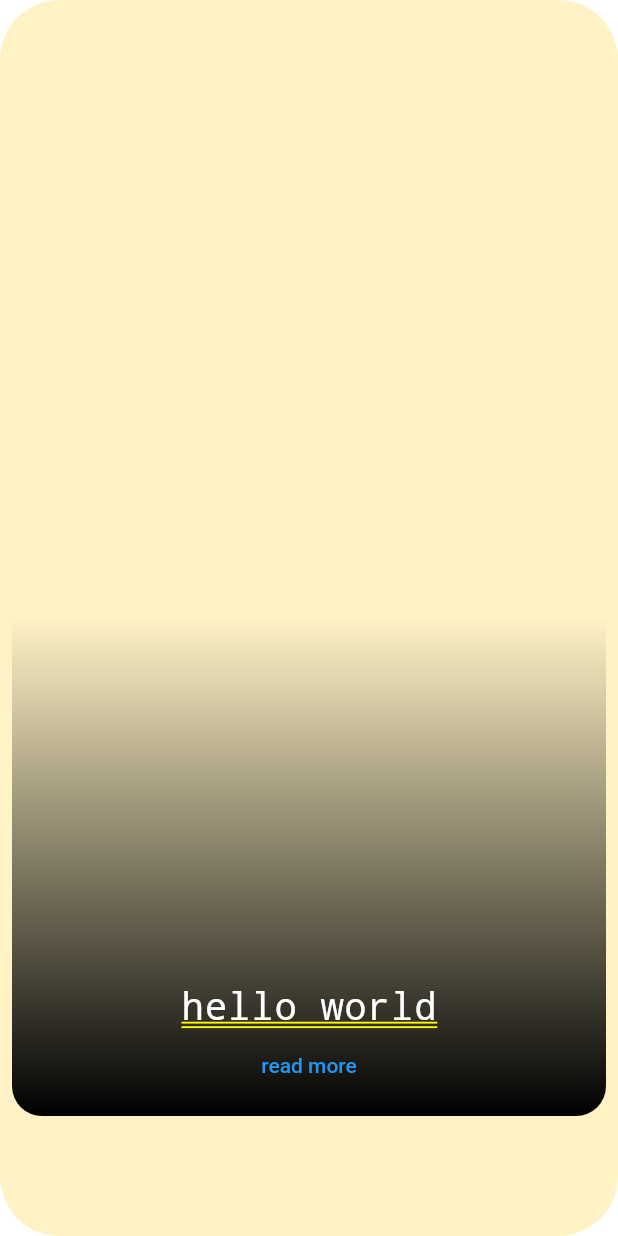
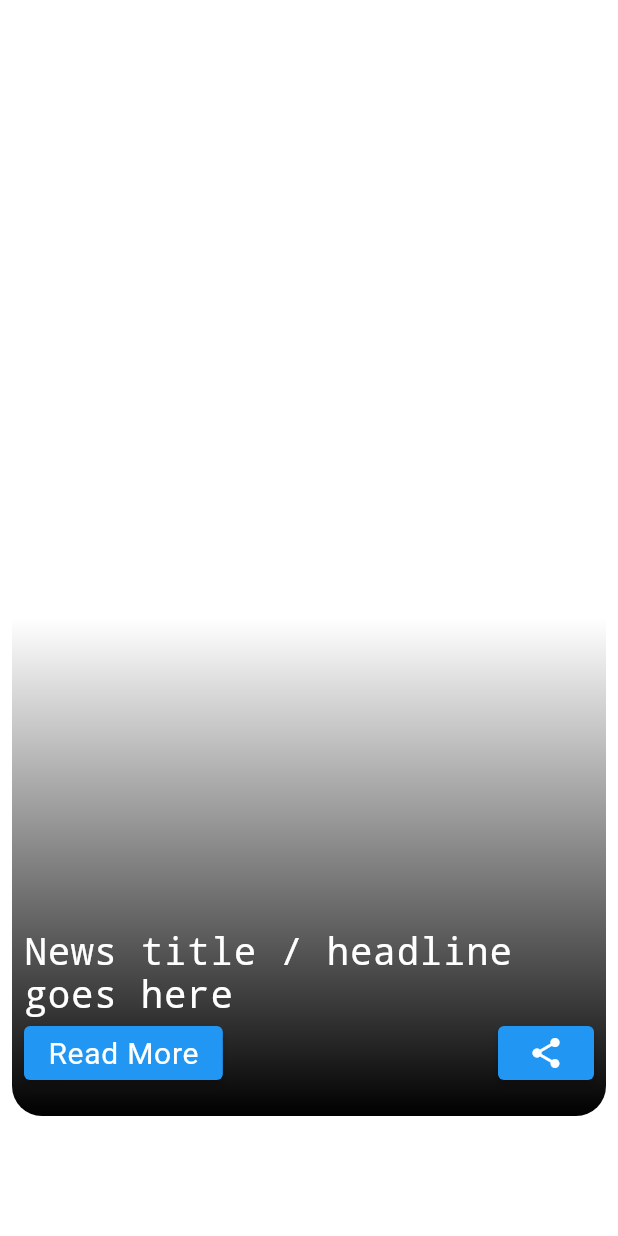
Before and after one commit to MDRifatkhan333/NNO_NewsPaper, a Flutter app: the screen it shows after launch, on a phone screen of 412 x 824 dp. Run offline on Flutter 3.47's test engine with Material 2 defaults, Android fonts, the phone set to English and light mode, and no system bars; our stand-ins replace appinio_swiper.

```diff
--- a/lib/screen/news_page.dart
+++ b/lib/screen/news_page.dart
@@ -17,9 +17,7 @@ class _NewsCardState extends State<NewsCard> {
       // color: Colors.white,
       decoration: BoxDecoration(
         borderRadius: BorderRadius.circular(40),
-        color: const Color(
-          0xffFFF2C5,
-        ),
+        color: Colors.white,
       ),
       child: Padding(
         padding: const EdgeInsets.only(top: 80, bottom: 80, left: 8, right: 8),
@@ -33,23 +31,51 @@ class _NewsCardState extends State<NewsCard> {
               stops: [0.5, 1.0],
             ),
           ),
-          child: Container(
+          child: Padding(
+            padding: const EdgeInsets.all(8.0),
             child: Column(
+              crossAxisAlignment: CrossAxisAlignment.start,
               children: [
                 Spacer(),
-              const Text('hello world',
+                const Text('News title / headline goes here ',
                     style: TextStyle(
+                      decoration: TextDecoration.none,
                       fontSize: 25,
                       color: Colors.white,
                       fontWeight: FontWeight.w400,
                       letterSpacing: 0.5,
                     )),
-              TextButton(onPressed: () {}, child: Text('read more')),
+                Row(
+                  children: [
+                    ElevatedButton(
+                      onPressed: () {},
+                      child: const Text(
+                        'Read More',
+                        style: TextStyle(
+                          decoration: TextDecoration.none,
+                          fontSize: 20,
+                          color: Colors.white,
+                          fontWeight: FontWeight.w400,
+                          letterSpacing: 0.5,
+                        ),
+                      ),
+                    ),
+                    Spacer(),
+                    ElevatedButton(
+                      onPressed: () {},
+                      child: Icon(
+                        Icons.share,
+                        color: Colors.white,
+                      ),
+                    ),
+                  ],
+                ),
                 SizedBox(
                   height: 10,
                 )
               ],
-          )),
+            ),
+          ),
         ),
       ),
     );
```
Lines whose indentation alone changed are shown as unchanged.
